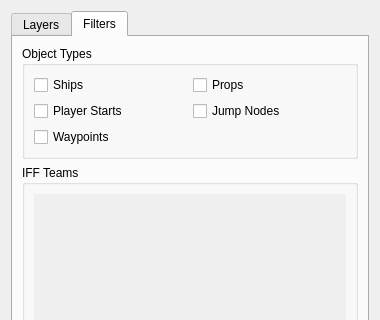
Old version of the form qtfred/ui/LayerManagerDialog.ui in the repository scp-fs2open/fs2open.github.com; both pictures show x 0 to 380 and y 0 to 320 of the 380 by 520 pixel window.
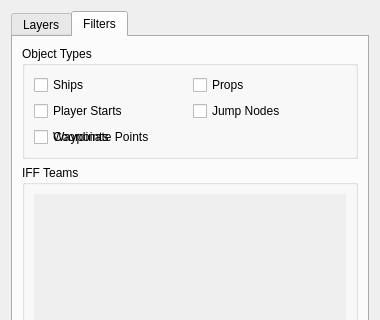
New version of the form. The open tabs and pages were chosen to show the change.

```diff
--- a/qtfred/ui/LayerManagerDialog.ui
+++ b/qtfred/ui/LayerManagerDialog.ui
@@ -106,6 +106,13 @@
             </property>
            </widget>
           </item>
+          <item row="2" column="0">
+           <widget class="QCheckBox" name="showCoordinatePointsCheck">
+            <property name="text">
+             <string>Coordinate Points</string>
+            </property>
+           </widget>
+          </item>
          </layout>
         </widget>
        </item>
```
